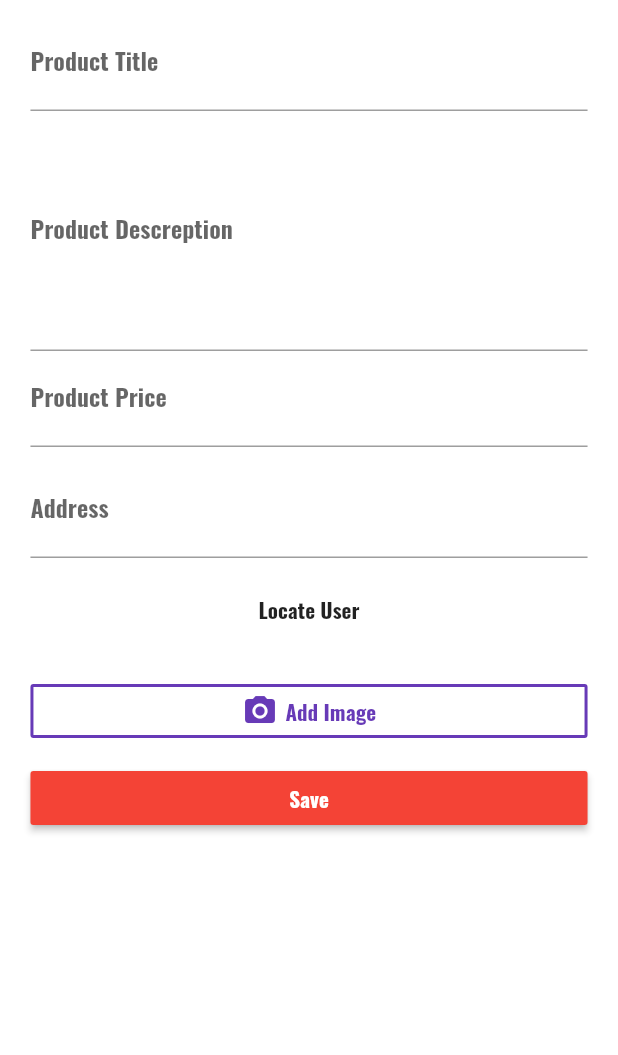
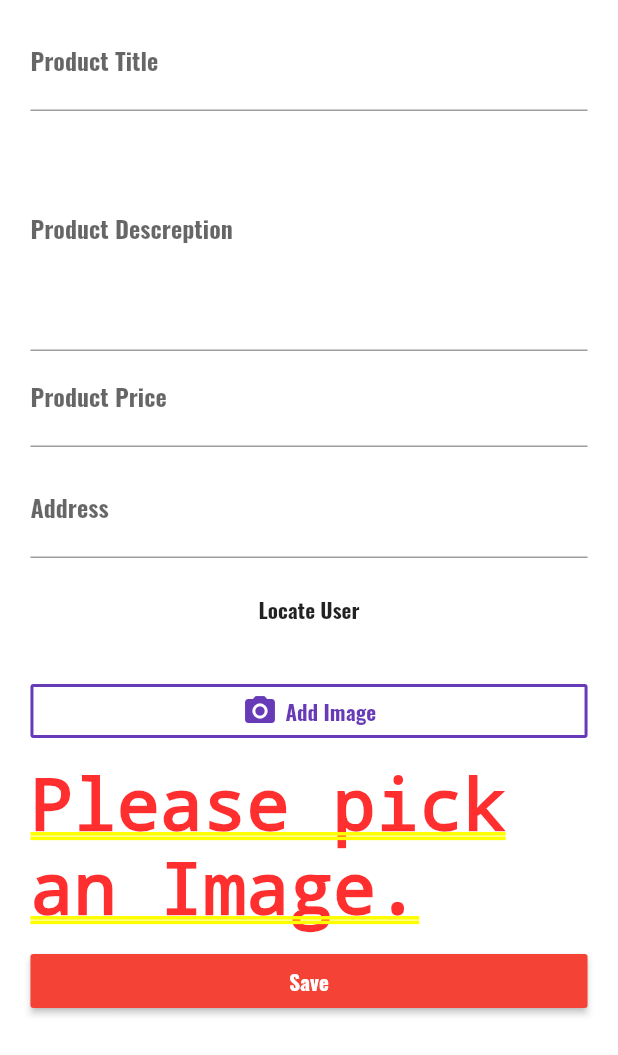
Before and after one commit to AlexKenbo/edu_adv.list-view, a Flutter app: the ProductEditPage screen opened directly, on a phone screen of 412 x 824 dp. Shown: the top 1055 px of the screen. Run offline on Flutter 3.47's test engine with Material 2 defaults, Android fonts, the light colour scheme and no system bars; our stand-ins replace image_picker, location, rxdart, shared_preferences; missing offline and left inert: map_view; accounts and stored records are empty; statements that could not run were skipped.

Commit message:
Вывод превью выбираной картинки

```diff
--- a/lib/widgets/form_inputs/image.dart
+++ b/lib/widgets/form_inputs/image.dart
@@ -10,11 +10,15 @@ class ImageInput extends StatefulWidget {
 }
 
 class _ImageInputState extends State<ImageInput> {
+  File _imageFile;
+
   void _getImage(BuildContext context, ImageSource source) {
-    ImagePicker.pickImage(source: source, maxWidth: 400.0).then((File image){
+    ImagePicker.pickImage(source: source, maxWidth: 400.0).then((File image) {
+      setState(() {
+        _imageFile = image;
+      });
       Navigator.pop(context);
     });
-
   }
 
   void _openImagePicker(BuildContext context) {
@@ -26,7 +30,10 @@ class _ImageInputState extends State<ImageInput> {
             padding: EdgeInsets.all(10.0),
             child: Column(
               children: <Widget>[
-                Text('Pick an Image', style: TextStyle(fontWeight: FontWeight.bold),),
+                Text(
+                  'Pick an Image',
+                  style: TextStyle(fontWeight: FontWeight.bold),
+                ),
                 SizedBox(
                   height: 15.0,
                 ),
@@ -74,7 +81,19 @@ class _ImageInputState extends State<ImageInput> {
               )
             ],
           ),
-        )
+        ),
+        SizedBox(
+          height: 10.0,
+        ),
+        _imageFile == null
+            ? Text('Please pick an Image.')
+            : Image.file(
+                _imageFile,
+                fit: BoxFit.cover,
+                height: 300.0,
+                width: MediaQuery.of(context).size.width,
+                alignment: Alignment.topCenter,
+              ),
       ],
     );
   }
```
